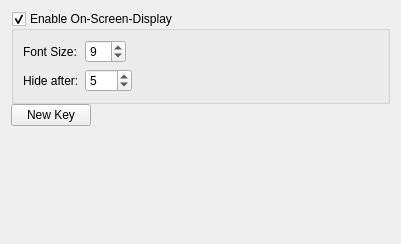
The window that src/config/ui/keyboardconfig.ui (hippich/recorditnow) describes before a commit, drawn with Qt 5.
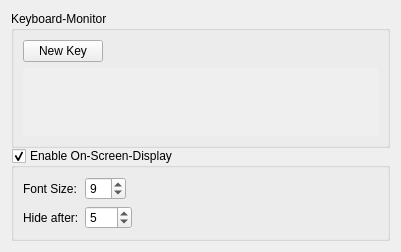
The same window after the commit. Custom widgets are drawn as their Qt base class.

Patch:
```diff
--- a/src/config/ui/keyboardconfig.ui
+++ b/src/config/ui/keyboardconfig.ui
@@ -17,6 +17,65 @@
    <property name="spacing">
     <number>0</number>
    </property>
+   <item>
+    <widget class="QGroupBox" name="groupBox">
+     <property name="title">
+      <string>Keyboard-Monitor</string>
+     </property>
+     <layout class="QVBoxLayout" name="verticalLayout_2">
+      <item>
+       <layout class="QHBoxLayout" name="horizontalLayout">
+        <item>
+         <widget class="KPushButton" name="addButton">
+          <property name="text">
+           <string>New Key</string>
+          </property>
+         </widget>
+        </item>
+        <item>
+         <spacer name="horizontalSpacer">
+          <property name="orientation">
+           <enum>Qt::Horizontal</enum>
+          </property>
+          <property name="sizeHint" stdset="0">
+           <size>
+            <width>40</width>
+            <height>20</height>
+           </size>
+          </property>
+         </spacer>
+        </item>
+       </layout>
+      </item>
+      <item>
+       <widget class="QScrollArea" name="scrollArea">
+        <property name="sizePolicy">
+         <sizepolicy hsizetype="Expanding" vsizetype="Expanding">
+          <horstretch>0</horstretch>
+          <verstretch>0</verstretch>
+         </sizepolicy>
+        </property>
+        <property name="frameShape">
+         <enum>QFrame::NoFrame</enum>
+        </property>
+        <property name="widgetResizable">
+         <bool>true</bool>
+        </property>
+        <widget class="QWidget" name="keyboardWidgetList">
+         <property name="geometry">
+          <rect>
+           <x>0</x>
+           <y>0</y>
+           <width>375</width>
+           <height>76</height>
+          </rect>
+         </property>
+        </widget>
+       </widget>
+      </item>
+     </layout>
+    </widget>
+   </item>
    <item>
     <widget class="QGroupBox" name="kcfg_keyboardOnScreenDisplay">
      <property name="title">
@@ -72,54 +131,6 @@
      </layout>
     </widget>
    </item>
-   <item>
-    <layout class="QVBoxLayout" name="verticalLayout_4">
-     <item>
-      <layout class="QHBoxLayout" name="horizontalLayout">
-       <item>
-        <widget class="KPushButton" name="addButton">
-         <property name="text">
-          <string>New Key</string>
-         </property>
-        </widget>
-       </item>
-       <item>
-        <spacer name="horizontalSpacer">
-         <property name="orientation">
-          <enum>Qt::Horizontal</enum>
-         </property>
-         <property name="sizeHint" stdset="0">
-          <size>
-           <width>40</width>
-           <height>20</height>
-          </size>
-         </property>
-        </spacer>
-       </item>
-      </layout>
-     </item>
-     <item>
-      <widget class="QScrollArea" name="scrollArea">
-       <property name="frameShape">
-        <enum>QFrame::NoFrame</enum>
-       </property>
-       <property name="widgetResizable">
-        <bool>true</bool>
-       </property>
-       <widget class="QWidget" name="keyboardWidgetList">
-        <property name="geometry">
-         <rect>
-          <x>0</x>
-          <y>0</y>
-          <width>391</width>
-          <height>113</height>
-         </rect>
-        </property>
-       </widget>
-      </widget>
-     </item>
-    </layout>
-   </item>
   </layout>
  </widget>
  <customwidgets>
```
